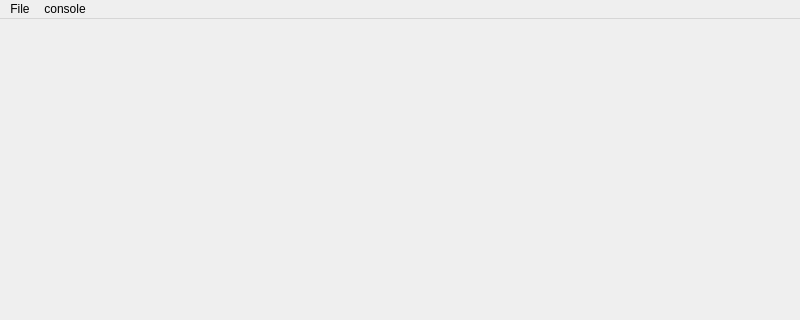
Old version of the form source/qt_Kviewer/s4Kviewer.ui in the repository chinsaiki/s4-gui; both pictures show x 0 to 800 and y 0 to 320 of the 800 by 600 pixel window.
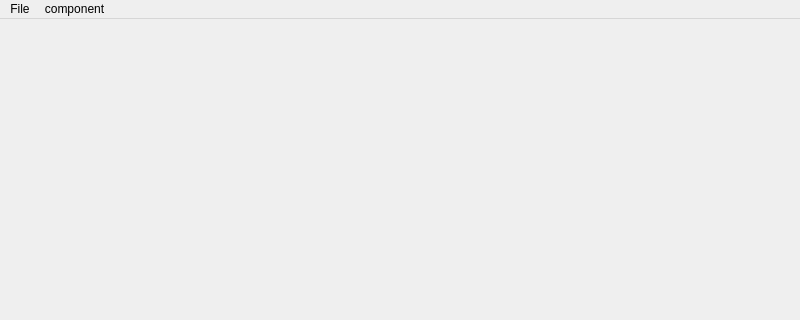
New version of the form.

Diff of the .ui file:
```diff
--- a/source/qt_Kviewer/s4Kviewer.ui
+++ b/source/qt_Kviewer/s4Kviewer.ui
@@ -32,7 +32,7 @@
    </widget>
    <widget class="QMenu" name="menuconsole">
     <property name="title">
-     <string>console</string>
+     <string>component</string>
     </property>
     <addaction name="actionCallConsole"/>
    </widget>
```
Left out of the diff: 23 changed lines with no effect on the pictures.
